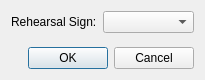
The window that source/dialogs/gotorehearsalsigndialog.ui (powertab/powertabeditor) describes before a commit, drawn with Qt 5.
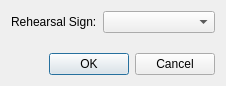
The same window after the commit.

```diff
--- a/source/dialogs/gotorehearsalsigndialog.ui
+++ b/source/dialogs/gotorehearsalsigndialog.ui
@@ -6,8 +6,8 @@
    <rect>
     <x>0</x>
     <y>0</y>
-    <width>205</width>
-    <height>80</height>
+    <width>226</width>
+    <height>86</height>
    </rect>
   </property>
   <property name="windowTitle">
```
Left out of the diff: 3 changed lines with no effect on the pictures.
